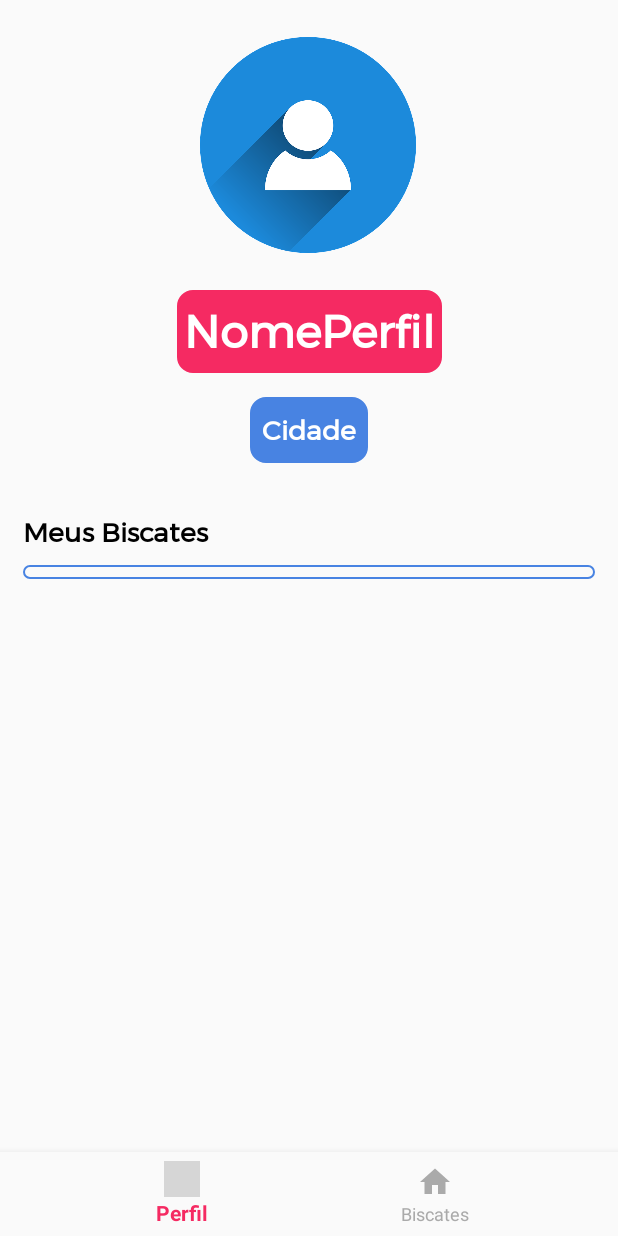
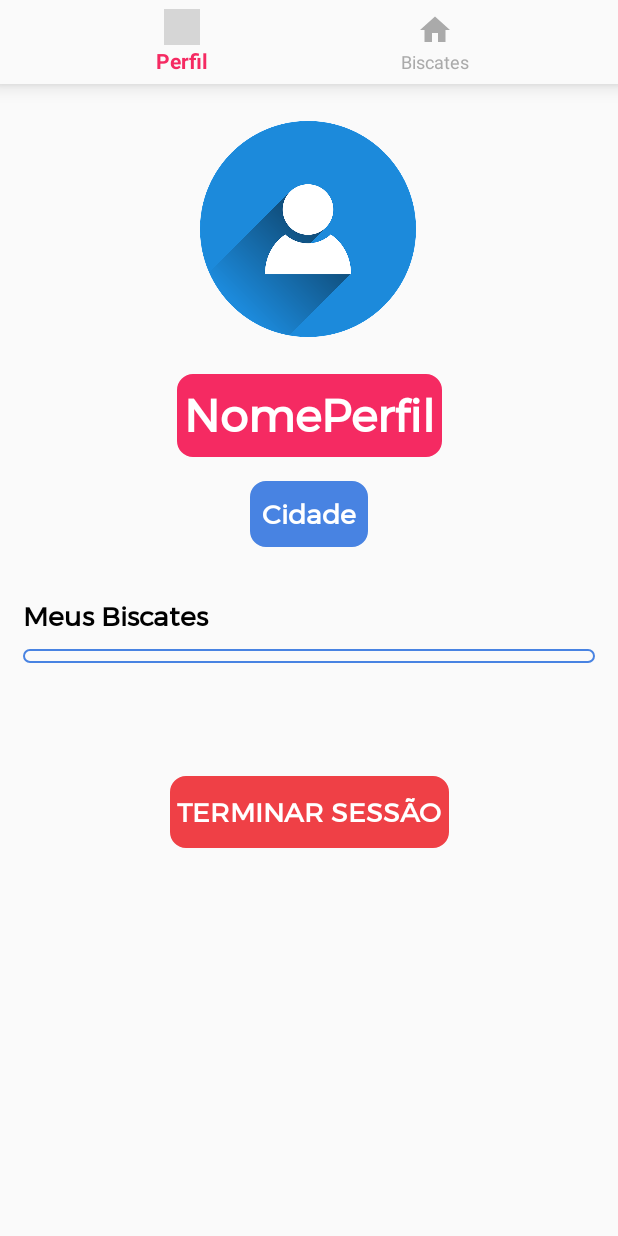
Before and after one commit to Diaj3/Biscates_AndroidApp, an Android app: the PerfilActivity screen opened directly, with no data from a screen before it, on a phone screen of 412 x 824 dp. Run offline under Robolectric (Android 15) with nearby library versions, the phone set to English and light mode, and no system bars; our stand-ins replace Firebase (no records; nobody signed in at launch, a user with empty details on screens opened directly); Roboto replaces fonts that are not available here; grey boxes are pictures that could not be loaded.

Commit message:
Update activity_perfil.xml

```diff
--- a/app/src/main/res/layout/activity_perfil.xml
+++ b/app/src/main/res/layout/activity_perfil.xml
@@ -11,10 +11,9 @@
         android:id="@+id/scrollView3"
         android:layout_width="match_parent"
         android:layout_height="match_parent"
-        app:layout_constraintEnd_toEndOf="parent"
-        app:layout_constraintHorizontal_bias="1.0"
-        app:layout_constraintStart_toStartOf="parent"
-        tools:layout_editor_absoluteY="-40dp">
+        android:layout_marginTop="56dp"
+        app:layout_constraintTop_toBottomOf="@+id/nav_view"
+        tools:layout_editor_absoluteX="0dp">
 
         <android.support.constraint.ConstraintLayout
             android:layout_width="match_parent"
@@ -90,6 +89,22 @@
                 app:layout_constraintVertical_bias="0.039"
                 app:srcCompat="@drawable/def_user" />
 
+            <Button
+                android:id="@+id/endSession"
+                android:layout_width="wrap_content"
+                android:layout_height="wrap_content"
+                android:background="@drawable/border"
+                android:fontFamily="@font/montserrat"
+                android:text="Terminar Sessão"
+                android:textColor="#ffffff"
+                android:textSize="18dp"
+                android:textStyle="bold"
+                app:backgroundTint="#ef4046"
+                app:layout_constraintBottom_toBottomOf="parent"
+                app:layout_constraintEnd_toEndOf="parent"
+                app:layout_constraintHorizontal_bias="0.502"
+                app:layout_constraintStart_toStartOf="parent" />
+
             <android.support.v7.widget.RecyclerView
                 android:id="@+id/recyclerView2"
                 android:layout_width="0dp"
@@ -98,45 +113,32 @@
 
                 android:layout_marginTop="8dp"
                 android:layout_marginRight="15dp"
+                android:layout_marginBottom="75dp"
                 android:background="@drawable/border"
                 android:fontFamily="@font/montserrat"
+                app:layout_constraintBottom_toTopOf="@+id/endSession"
                 app:layout_constraintEnd_toEndOf="parent"
-                app:layout_constraintHorizontal_bias="0.5"
+                app:layout_constraintHorizontal_bias="0.551"
                 app:layout_constraintStart_toStartOf="parent"
-                app:layout_constraintTop_toBottomOf="@+id/descript2" />
+                app:layout_constraintTop_toBottomOf="@+id/descript2"
+                app:layout_constraintVertical_bias="0.057">
+
+            </android.support.v7.widget.RecyclerView>
 
         </android.support.constraint.ConstraintLayout>
     </ScrollView>
-
-    <Button
-        android:id="@+id/endSession"
-        android:layout_width="wrap_content"
-        android:layout_height="wrap_content"
-        android:layout_marginBottom="12dp"
-        android:background="@drawable/border"
-        android:fontFamily="@font/montserrat"
-        android:text="Terminar Sessão"
-        android:textColor="#ffffff"
-        android:textSize="18dp"
-        android:textStyle="bold"
-        app:backgroundTint="#ef4046"
-        app:layout_constraintBottom_toTopOf="@+id/nav_view"
-        app:layout_constraintEnd_toStartOf="@+id/scrollView3"
-        app:layout_constraintHorizontal_bias="0.5"
-        app:layout_constraintStart_toEndOf="@+id/scrollView3" />
 
     <android.support.design.widget.BottomNavigationView
         android:id="@+id/nav_view"
         android:layout_width="0dp"
         android:layout_height="wrap_content"
-        android:layout_marginStart="0dp"
-        android:layout_marginEnd="0dp"
         android:background="?android:attr/windowBackground"
         app:itemIconTint="@color/bnv_tab_item_foreground"
         app:itemTextColor="@color/bnv_tab_item_foreground"
-        app:layout_constraintBottom_toBottomOf="parent"
+        app:layout_constraintHorizontal_bias="0.0"
         app:layout_constraintLeft_toLeftOf="parent"
         app:layout_constraintRight_toRightOf="parent"
+        app:layout_constraintTop_toTopOf="parent"
         app:menu="@menu/bottom_nav_menu" />
 
 </android.support.constraint.ConstraintLayout>
```
